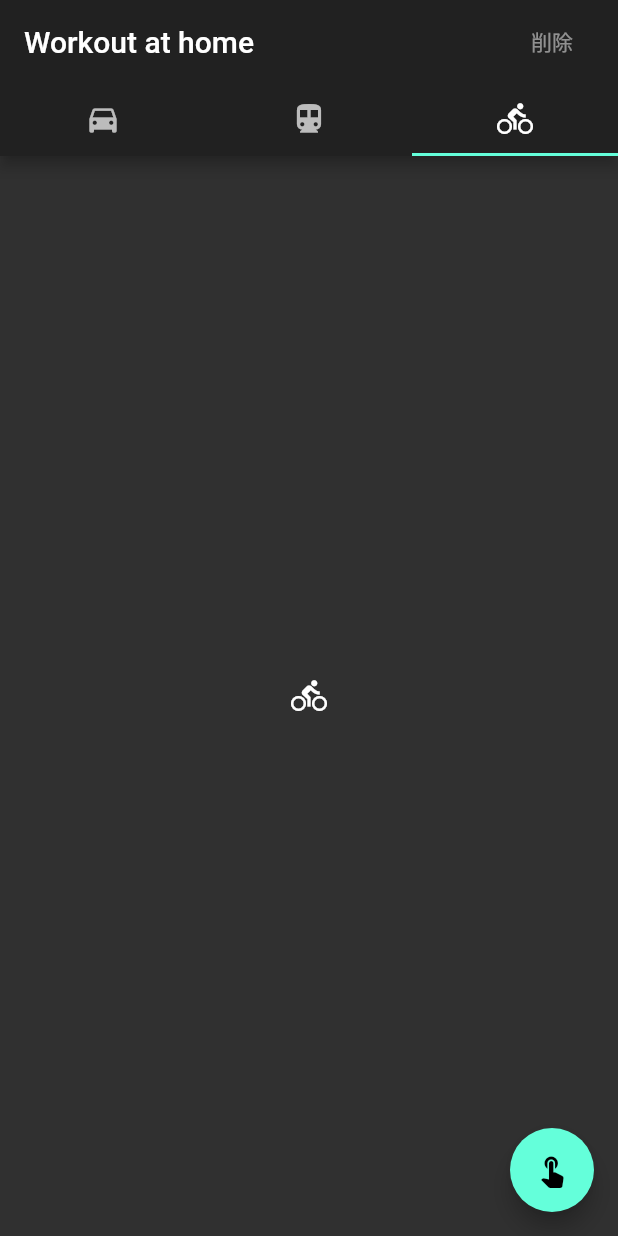
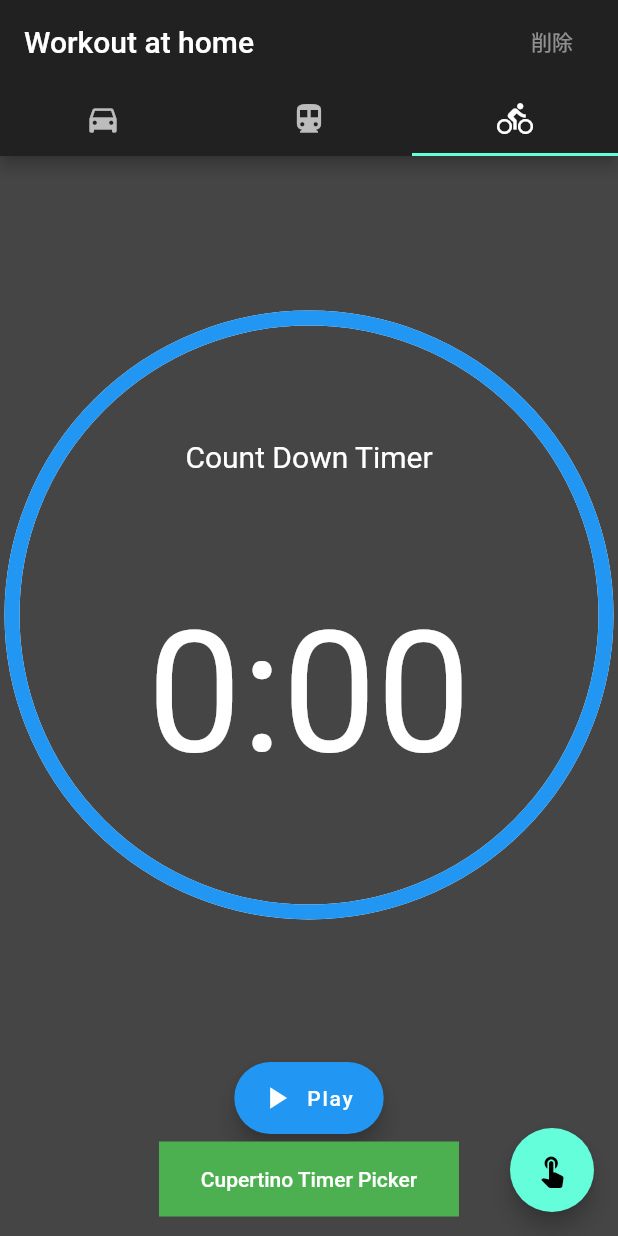
Before and after one commit to Postboll/workout_mgmt, a Flutter app: the screen it shows after launch, tab 3 chosen, on a phone screen of 412 x 824 dp. Run offline on Flutter 3.47's test engine with Material 2 defaults, Android fonts, the phone set to English and light mode, and no system bars; our stand-ins replace charts_flutter, cloud_firestore, firebase_core; accounts and stored records are empty.

Commit message:
consumerに追加できた

```diff
--- a/lib/main.dart
+++ b/lib/main.dart
@@ -1,6 +1,7 @@
 import 'package:firebase_core/firebase_core.dart';
 import 'package:flutter/material.dart';
 import 'package:provider/provider.dart';
+import 'package:workout_app/timer.dart';
 import 'add/add_page.dart';
 import 'main_model.dart';
 import 'main_graph.dart';
@@ -25,7 +26,9 @@ class MyApp extends StatelessWidget {
   }
 }
 
+
 class MainPage extends StatelessWidget {
+
 
   @override
   Widget build(BuildContext context) {
@@ -132,8 +135,11 @@ class MainPage extends StatelessWidget {
               Consumer<MainModel>(builder: (context, model, child) {
 
                 return SimpleDatumLegend.withSampleData(model);
+
               }),
-              Icon(Icons.directions_bike),
+
+              CountdownTimer(),
+
             ],
           ),
           floatingActionButton:
--- /dev/null
+++ b/lib/timer.dart
@@ -0,0 +1,246 @@
+import 'dart:math' as math;
+import 'package:flutter/material.dart';
+import 'package:flutter/cupertino.dart';
+
+
+
+
+class CountdownTimer extends StatefulWidget {
+  @override
+  _CountdownTimer createState() => _CountdownTimer();
+}
+
+
+class _CountdownTimer extends State<CountdownTimer> {
+  @override
+  Widget build(BuildContext context) {
+    return MaterialApp(debugShowCheckedModeBanner: false, home: ExamplePage());
+  }
+}
+
+
+class ExamplePage extends StatefulWidget {
+  @override
+  _ExamplePageState createState() => _ExamplePageState();
+}
+
+
+class _ExamplePageState extends State<ExamplePage> with TickerProviderStateMixin {
+
+  Duration initialtimer = new Duration();
+  int selectitem = 1;
+  AnimationController controller;
+  String time;
+  int times;
+
+  String get timerString {
+    Duration duration = controller.duration * controller.value;
+    return '${duration.inMinutes}:${(duration.inSeconds % 60).toString().padLeft(2, '0')}';
+  }
+
+
+  @override
+  void initState() {
+    super.initState();
+    controller = AnimationController(
+      vsync: this,
+      duration: Duration(minutes:1),
+    );
+  }
+
+  Widget timePicker() {
+    return CupertinoTimerPicker(
+      mode: CupertinoTimerPickerMode.hms,
+      minuteInterval: 1,
+      secondInterval: 1,
+      initialTimerDuration: initialtimer,
+      onTimerDurationChanged: (Duration changedtimer) {
+        setState(() {
+          initialtimer = changedtimer;
+          time =
+              (changedtimer.inMinutes % 60).toString() +
+              ' mins ' +
+              (changedtimer.inSeconds % 60).toString() +
+              ' secs';
+
+        });
+      },
+    );
+  }
+
+  Future<void> bottomSheet(BuildContext context, Widget child,
+      {double height}) {
+    return showModalBottomSheet(
+        isScrollControlled: false,
+        shape: RoundedRectangleBorder(
+            borderRadius: BorderRadius.only(
+                topLeft: Radius.circular(13), topRight: Radius.circular(13))),
+        backgroundColor: Colors.white,
+        context: context,
+        builder: (context) => Container(
+            height: height ?? MediaQuery.of(context).size.height / 3,
+            child: child));
+  }
+
+  Widget button(String text, {Function onPressed, Color color}) {
+    return Container(
+      width: 200,
+      height: 50,
+      margin: EdgeInsets.symmetric(vertical: 5),
+      color: color ?? Colors.redAccent,
+      child: MaterialButton(
+          child: Text(
+            '$text',
+            style: TextStyle(color: Colors.white),
+          ),
+          onPressed: onPressed),
+    );
+  }
+
+
+  @override
+  Widget build(BuildContext context) {
+    ThemeData themeData = Theme.of(context);
+    return Scaffold(
+      backgroundColor: Colors.white10,
+      body: AnimatedBuilder(
+          animation: controller,
+          builder: (context, child) {
+
+            return Stack(
+              children: <Widget>[
+                Align(
+                  alignment: Alignment.bottomCenter,
+                  child:
+                  Container(
+                    color: Colors.amber,
+                    height:
+                    controller.value * MediaQuery.of(context).size.height,
+                  ),
+                ),
+
+                Padding(
+                  padding: EdgeInsets.all(8.0),
+                  child: Column(
+                    mainAxisAlignment: MainAxisAlignment.spaceBetween,
+                    children: <Widget>[
+                      Expanded(
+                        child: Align(
+                          alignment: FractionalOffset.center,
+                          child: AspectRatio(
+                            aspectRatio: 1.0,
+                            child: Stack(
+                              children: <Widget>[
+                                Positioned.fill(
+                                  child: CustomPaint(
+                                      painter: CustomTimerPainter(
+                                        animation: controller,
+                                        backgroundColor: Colors.white,
+                                        color: themeData.indicatorColor,
+                                      )),
+                                ),
+                                Align(
+                                  alignment: FractionalOffset.center,
+                                  child: Column(
+                                    mainAxisAlignment:
+                                    MainAxisAlignment.spaceEvenly,
+                                    crossAxisAlignment:
+                                    CrossAxisAlignment.center,
+                                    children: <Widget>[
+                                      Text(
+                                        "Count Down Timer",
+                                        style: TextStyle(
+                                            fontSize: 20.0,
+                                            color: Colors.white),
+                                      ),
+                                      Text(
+                                        timerString,
+                                        style: TextStyle(
+                                            fontSize: 112.0,
+                                            color: Colors.white),
+                                      ),
+                                    ],
+                                  ),
+                                ),
+                              ],
+                            ),
+                          ),
+                        ),
+                      ),
+
+                      Column(
+                        children: [
+                          AnimatedBuilder(
+                              animation: controller,
+                              builder: (context, child) {
+                                return FloatingActionButton.extended(
+                                    onPressed: () {
+                                      if (controller.isAnimating)
+                                        controller.stop();
+                                      else {
+                                        controller.reverse(
+                                            from: controller.value == 0.0
+                                                ? 1.0
+                                                : controller.value);
+                                      }
+                                    },
+                                    icon: Icon(controller.isAnimating
+                                        ? Icons.pause
+                                        : Icons.play_arrow),
+                                    label: Text(
+                                        controller.isAnimating ? "Pause" : "Play"));
+                              }),
+                          button(
+                            "Cupertino Timer Picker",
+                            color: Colors.green,
+                            onPressed: () {
+                              bottomSheet(context, timePicker());
+                            },
+                          ),
+
+                          time == null ? Container() : Text('$time')
+
+                        ],
+                      ),
+                    ],
+                  ),
+                ),
+              ],
+            );
+          }),
+    );
+  }
+}
+
+class CustomTimerPainter extends CustomPainter {
+  CustomTimerPainter({
+    this.animation,
+    this.backgroundColor,
+    this.color,
+  }) : super(repaint: animation);
+
+  final Animation<double> animation;
+  final Color backgroundColor, color;
+
+  @override
+  void paint(Canvas canvas, Size size) {
+    Paint paint = Paint()
+      ..color = backgroundColor
+      ..strokeWidth = 10.0
+      ..strokeCap = StrokeCap.butt
+      ..style = PaintingStyle.stroke;
+
+    canvas.drawCircle(size.center(Offset.zero), size.width / 2.0, paint);
+    paint.color = color;
+    double progress = (1.0 - animation.value) * 2 * math.pi;
+    canvas.drawArc(Offset.zero & size, math.pi * 1.5, -progress, false, paint);
+  }
+
+  @override
+  bool shouldRepaint(CustomTimerPainter old) {
+    return animation.value != old.animation.value ||
+        color != old.color ||
+        backgroundColor != old.backgroundColor;
+  }
+
+}
```
Also changed, not shown: lib/main_model.dart (+9 -0 lines).
